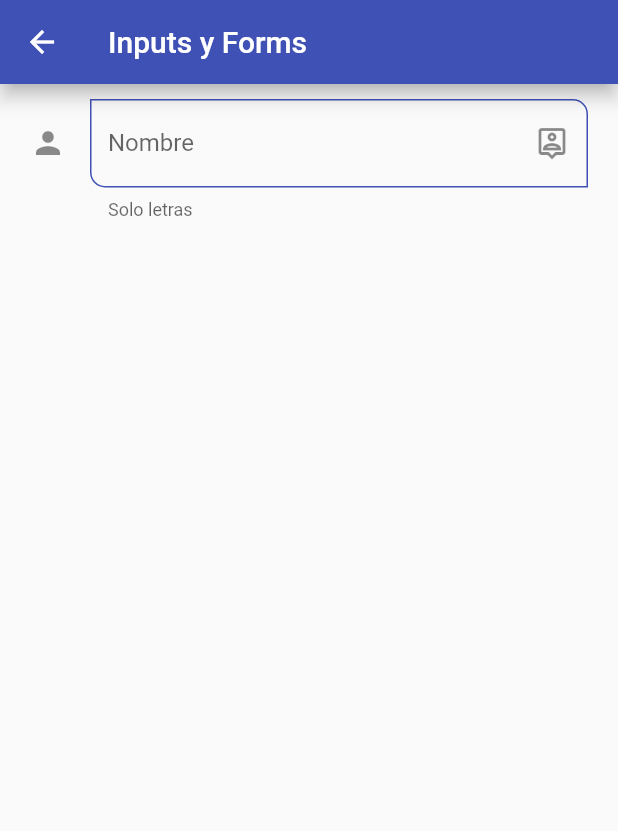
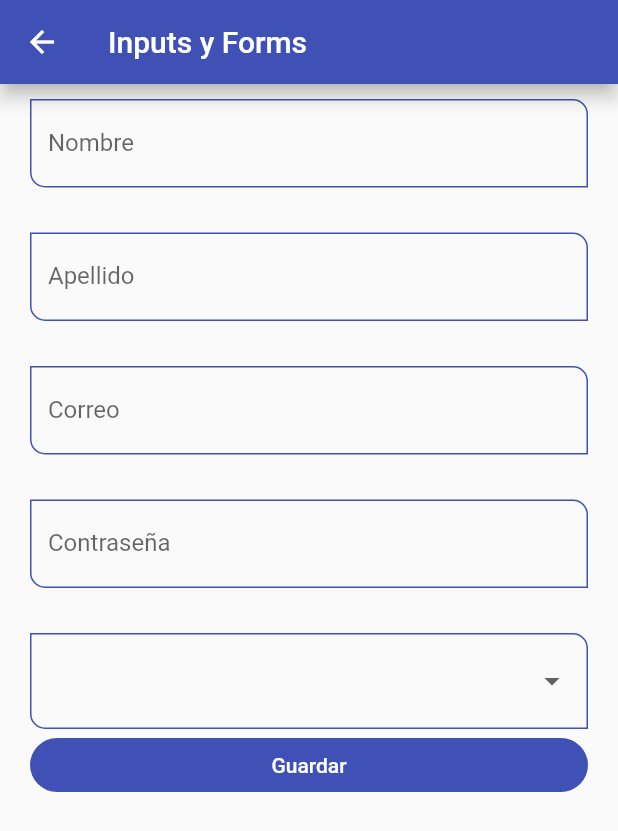
Before and after one commit to Develocrist/cursillo, a Flutter app: the InputsScreen screen opened by its route, on a phone screen of 412 x 824 dp. Shown: the top 831 px of the screen. Run offline on Flutter 3.47's test engine with Material 2 defaults, Android fonts, the phone set to English and light mode, and no system bars.

Commit message:
no recuerdo haber subido esto

```diff
--- a/lib/router/app_routes.dart
+++ b/lib/router/app_routes.dart
@@ -46,6 +46,16 @@ class AppRoutes {
         name: 'TextInputs',
         screen: const InputsScreen(),
         icon: Icons.input_outlined),
+    MenuOption(
+        route: 'slider',
+        name: 'Sliders and Checks',
+        screen: const SliderScreen(),
+        icon: Icons.slow_motion_video),
+    MenuOption(
+        route: 'listviewbuilder',
+        name: 'InfiniteScroll & Pull to refresh',
+        screen: const ListViewBuilderScreen(),
+        icon: Icons.build_circle_outlined),
   ];
 
   static Map<String, Widget Function(BuildContext)> getAppRoutes() {
--- a/lib/screens/inputs_screens.dart
+++ b/lib/screens/inputs_screens.dart
@@ -7,6 +7,16 @@ class InputsScreen extends StatelessWidget {
 
   @override
   Widget build(BuildContext context) {
+    final GlobalKey<FormState> myFormKey = GlobalKey<FormState>();
+
+    final Map<String, String> formValues = {
+      'first_name': 'Cristofer',
+      'last_name': 'Torrejón',
+      'email': 'cristo@gmail.com',
+      'password': '12345',
+      'role': 'admin',
+    };
+
     return Scaffold(
         appBar: AppBar(
           title: const Text('Inputs y Forms'),
@@ -14,16 +24,88 @@ class InputsScreen extends StatelessWidget {
         body: SingleChildScrollView(
           child: Padding(
             padding: const EdgeInsets.symmetric(horizontal: 20, vertical: 10),
-            child: Column(
-              children: const [
-                CustomInputField(
-                  labelText: 'Nombre',
-                  hintText: 'Ingrese su nombre',
-                  helperText: 'Solo letras',
-                  icon: Icons.person,
-                  suffixIcon: Icons.person_pin_outlined,
-                ),
-              ],
+            child: Form(
+              key: myFormKey,
+              child: Column(
+                children: [
+                  CustomInputField(
+                    labelText: 'Nombre',
+                    hintText: 'Nombre del usuario', formProperty: 'first_name',
+                    formValues: formValues,
+                    // helperText: 'Solo letras',
+                    // icon: Icons.person,
+                    // suffixIcon: Icons.person_pin_outlined,
+                  ),
+                  const SizedBox(
+                    height: 30,
+                  ),
+                  CustomInputField(
+                    labelText: 'Apellido',
+                    hintText: 'Apellido del usuario',
+                    formProperty: 'last_name', formValues: formValues,
+                    // helperText: 'Solo letras',
+                    // icon: Icons.person,
+                    // suffixIcon: Icons.person_pin_outlined,
+                  ),
+                  const SizedBox(
+                    height: 30,
+                  ),
+                  CustomInputField(
+                    labelText: 'Correo',
+                    hintText: 'Correo del usuario',
+                    formProperty: 'email', formValues: formValues,
+                    // helperText: 'Solo letras',
+                    // icon: Icons.person,
+                    // suffixIcon: Icons.person_pin_outlined,
+                    teclado: TextInputType.emailAddress,
+                  ),
+                  const SizedBox(
+                    height: 30,
+                  ),
+                  CustomInputField(
+                    labelText: 'Contraseña',
+                    hintText: 'Contraseña del usuario',
+                    esPassword: true,
+                    formProperty: 'password', formValues: formValues,
+                    // helperText: 'Solo letras',
+                    // icon: Icons.person,
+                    // suffixIcon: Icons.person_pin_outlined,
+                  ),
+                  const SizedBox(
+                    height: 30,
+                  ),
+                  DropdownButtonFormField(
+                    items: const [
+                      DropdownMenuItem(value: 'Admin', child: Text('Admin')),
+                      DropdownMenuItem(
+                          value: 'SuperUser', child: Text('SuperUser')),
+                      DropdownMenuItem(
+                          value: 'Senior Developer',
+                          child: Text('Senior Developer')),
+                      DropdownMenuItem(
+                          value: 'Jr. Developer', child: Text('Jr. Developer')),
+                    ],
+                    onChanged: (String? value) {
+                      print(value);
+                      formValues['role'] = value ?? 'Admin';
+                    },
+                  ),
+                  ElevatedButton(
+                    child: const SizedBox(
+                        width: double.infinity,
+                        child: Center(child: Text('Guardar'))),
+                    onPressed: () {
+                      FocusScope.of(context).requestFocus(
+                          FocusNode()); //*oculta el teclado despues de presionar el boton
+                      if (!myFormKey.currentState!.validate()) {
+                        //*validate devuelve un valor booleano
+                        print('Formulario no valido');
+                      }
+                      print(formValues);
+                    },
+                  )
+                ],
+              ),
             ),
           ),
         ));
--- a/lib/screens/screens.dart
+++ b/lib/screens/screens.dart
@@ -1,7 +1,7 @@
+export 'package:curso_udemy/screens/listview_builder_screen.dart';
+export 'package:curso_udemy/screens/slider_screen.dart';
 export 'package:curso_udemy/screens/inputs_screens.dart';
-
 export 'package:curso_udemy/screens/avatar_screen.dart';
-
 export 'package:curso_udemy/screens/home_screen.dart';
 export 'package:curso_udemy/screens/listview2_screen.dart';
 export 'package:curso_udemy/screens/alert_screen.dart';
--- a/lib/widgets/custom_input_field.dart
+++ b/lib/widgets/custom_input_field.dart
@@ -6,6 +6,11 @@ class CustomInputField extends StatelessWidget {
   final String? helperText;
   final IconData? icon;
   final IconData? suffixIcon;
+  final TextInputType? teclado;
+  final bool esPassword;
+
+  final String formProperty;
+  final Map<String, String> formValues;
 
   const CustomInputField({
     Key? key,
@@ -14,17 +19,20 @@ class CustomInputField extends StatelessWidget {
     this.helperText,
     this.icon,
     this.suffixIcon,
+    this.teclado,
+    this.esPassword = false,
+    required this.formProperty,
+    required this.formValues,
   }) : super(key: key);
 
   @override
   Widget build(BuildContext context) {
     return TextFormField(
+        obscureText: esPassword,
+        keyboardType: teclado,
         autofocus: false,
         initialValue: '',
-        onChanged: (value) {
-          //con esta funcion de validacion uno puede decidir que caracteres se pueden o no usar
-          print('value $value');
-        },
+        onChanged: (value) => formValues[formProperty] = value,
         validator: (value) {
           if (value == null) return 'Este campo es requerido';
           return value.length < 3 ? 'Mínimo de 3 letras' : null;
```
Also changed, not shown: lib/screens/listview_builder_screen.dart (added, +128 -0 lines), lib/screens/slider_screen.dart (added, +84 -0 lines).
